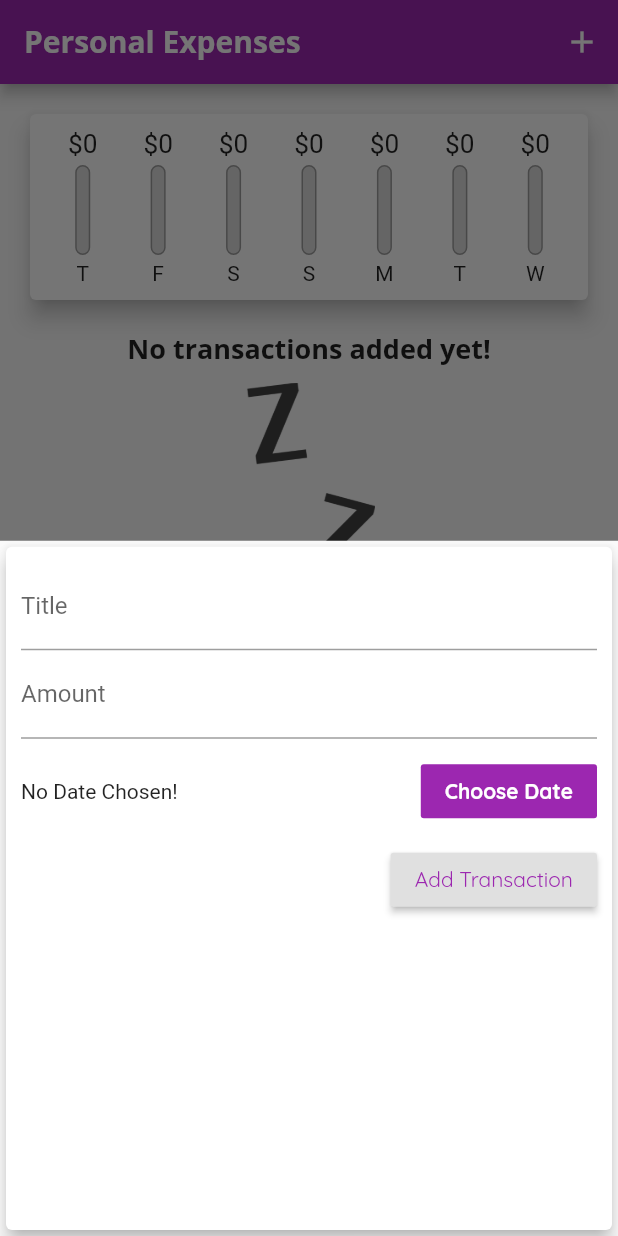
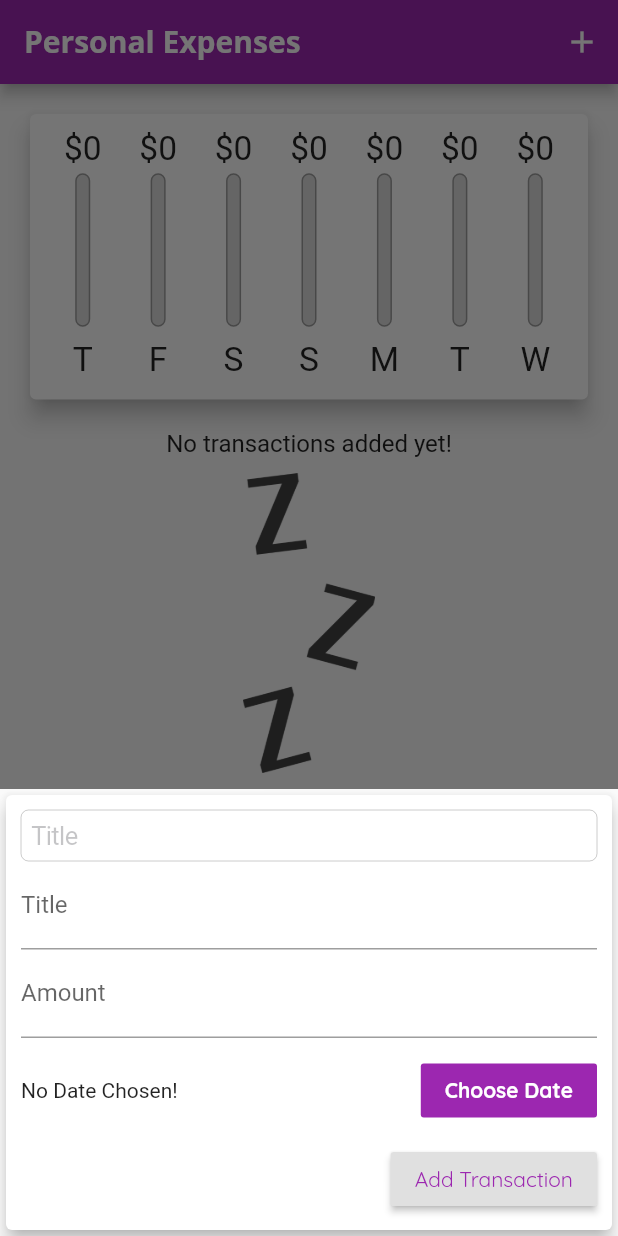
Before and after one commit to markocalic1/personal_expenses_app, a Flutter app: the screen it shows after launch, after a tap on the "add" icon, on a phone screen of 412 x 824 dp. Run offline on Flutter 3.47's test engine with Material 2 defaults, Android fonts, the phone set to English and light mode, and no system bars.

Commit message:
last commit

```diff
--- a/lib/main.dart
+++ b/lib/main.dart
@@ -1,5 +1,9 @@
-import 'package:flutter/gestures.dart';
+import 'dart:io';
+
+import 'package:flutter/cupertino.dart';
 import 'package:flutter/material.dart';
+import 'package:flutter/services.dart';
+
 import 'package:personal_expenses_app/widgets/chart.dart';
 import 'package:personal_expenses_app/widgets/new_transaction.dart';
 
@@ -9,11 +13,21 @@ import './widgets/chart.dart';
 
 import './models/transaction.dart';
 
-void main() => runApp(MyApp());
+void main() {
+  // WidgetsFlutterBinding.ensureInitialized();
+  // SystemChrome.setPreferredOrientations(
+  //     [DeviceOrientation.portraitUp, DeviceOrientation.portraitDown]);
+  runApp(MyApp());
+}
 
 class MyApp extends StatelessWidget {
   @override
   Widget build(BuildContext context) {
+    final TextTheme textTheme;
+    textTheme = ThemeData.light().textTheme.copyWith(
+          button: TextStyle(color: Colors.white),
+        );
+
     return MaterialApp(
       title: 'Personal Expenses',
       theme: ThemeData(
@@ -21,14 +35,7 @@ class MyApp extends StatelessWidget {
           accentColor: Colors.amber,
           errorColor: Colors.red,
           fontFamily: 'QuickSand',
-          textTheme: ThemeData.light().textTheme.copyWith(
-                title: TextStyle(
-                  fontFamily: 'OpenSans',
-                  fontSize: 18,
-                  fontWeight: FontWeight.bold,
-                ),
-                button: TextStyle(color: Colors.white),
-              ),
+          textTheme: textTheme,
           appBarTheme: AppBarTheme(
               titleTextStyle: TextStyle(
                   fontFamily: 'OpenSans',
@@ -56,6 +63,8 @@ class _MyHomePageState extends State<MyHomePage> {
     //     amount: 16.53,
     //     date: DateTime.now()),
   ];
+
+  bool _showChart = false;
 
   List<Transaction> get _recentTransactions {
     return _userTransactions.where((tx) {
@@ -99,10 +108,64 @@ class _MyHomePageState extends State<MyHomePage> {
     });
   }
 
-  @override
-  Widget build(BuildContext context) {
-    return Scaffold(
-      appBar: AppBar(
+  List<Widget> _buildLandscapeContent(
+      MediaQueryData mediaQuery, double appBarSize, Widget txListWidget) {
+    return [
+      Row(
+        mainAxisAlignment: MainAxisAlignment.center,
+        children: <Widget>[
+          Text(
+            'Show Chart',
+            style: Theme.of(context).textTheme.titleMedium,
+          ),
+          Switch.adaptive(
+            activeColor: Theme.of(context).accentColor,
+            value: _showChart,
+            onChanged: (val) {
+              setState(() {
+                _showChart = val;
+              });
+            },
+          )
+        ],
+      ),
+      _showChart
+          ? Container(
+              height: (mediaQuery.size.height -
+                      appBarSize -
+                      mediaQuery.padding.top) *
+                  0.7,
+              child: Chart(_recentTransactions),
+            )
+          : txListWidget
+    ];
+  }
+
+  List<Widget> _buildPortraitContent(
+      MediaQueryData mediaQuery, double appBarSize, Widget txListWidget) {
+    return [
+      Container(
+        height: (mediaQuery.size.height - appBarSize - mediaQuery.padding.top) *
+            0.3,
+        child: Chart(_recentTransactions),
+      ),
+      txListWidget
+    ];
+  }
+
+  Widget _buildAppBar() {
+    return Platform.isIOS
+        ? CupertinoNavigationBar(
+            middle: Text(
+              'Personal Expenses',
+            ),
+            trailing: Row(mainAxisSize: MainAxisSize.min, children: <Widget>[
+              GestureDetector(
+                  onTap: () => _startAddNewTransaction(context),
+                  child: Icon(CupertinoIcons.add)),
+            ]),
+          )
+        : AppBar(
             title: Text(
               'Personal Expenses',
             ),
@@ -111,22 +174,53 @@ class _MyHomePageState extends State<MyHomePage> {
                   onPressed: () => _startAddNewTransaction(context),
                   icon: Icon(Icons.add))
             ],
-      ),
-      body: SingleChildScrollView(
+          );
+  }
+
+  @override
+  Widget build(BuildContext context) {
+    final mediaQuery = MediaQuery.of(context);
+
+    final isLandscape = mediaQuery.orientation == Orientation.landscape;
+
+    final PreferredSizeWidget appBar = _buildAppBar() as PreferredSizeWidget;
+
+    final appBarSize = appBar.preferredSize.height;
+
+    final txListWidget = Container(
+        height: (mediaQuery.size.height - appBarSize - mediaQuery.padding.top) *
+            0.7,
+        child: TransactionList(_userTransactions, _deleteTransaction));
+    final pageBody = SafeArea(
+        child: SingleChildScrollView(
       child: Column(
         // mainAxisAlignment: MainAxisAlignment.spaceAround,
         crossAxisAlignment: CrossAxisAlignment.stretch,
         children: <Widget>[
-            Chart(_recentTransactions),
-            TransactionList(_userTransactions, _deleteTransaction),
+          if (isLandscape)
+            ..._buildLandscapeContent(mediaQuery, appBarSize, txListWidget),
+          if (!isLandscape)
+            ..._buildPortraitContent(mediaQuery, appBarSize, txListWidget),
         ],
       ),
-      ),
+    ));
+    if (Platform.isIOS) {
+      return CupertinoPageScaffold(
+        child: pageBody,
+        navigationBar: appBar,
+      );
+    } else {
+      return Scaffold(
+        appBar: appBar,
+        body: pageBody,
         floatingActionButtonLocation: FloatingActionButtonLocation.centerFloat,
-      floatingActionButton: FloatingActionButton(
+        floatingActionButton: Platform.isIOS
+            ? Container()
+            : FloatingActionButton(
                 child: Icon(Icons.add),
                 onPressed: () => _startAddNewTransaction(context),
               ),
       );
     }
   }
+}
--- /dev/null
+++ b/lib/widgets/adaptive_flat_button.dart
@@ -0,0 +1,30 @@
+import 'dart:io';
+import 'package:flutter/material.dart';
+import 'package:flutter/cupertino.dart';
+
+class AdaptiveFlatButton extends StatelessWidget {
+  final String _text;
+  final VoidCallback _handler;
+
+  AdaptiveFlatButton(this._text, this._handler);
+
+  @override
+  Widget build(BuildContext context) {
+    return Platform.isIOS
+        ? CupertinoButton(
+            child: Text(
+              _text,
+              style: TextStyle(fontWeight: FontWeight.bold),
+            ),
+            onPressed: _handler)
+        : FlatButton(
+            color: Theme.of(context).primaryColor,
+            textColor: Theme.of(context).textTheme.button!.color,
+            child: Text(
+              _text,
+              style: TextStyle(fontWeight: FontWeight.bold),
+            ),
+            onPressed: _handler,
+          );
+  }
+}
--- a/lib/widgets/chart.dart
+++ b/lib/widgets/chart.dart
@@ -42,7 +42,8 @@ class Chart extends StatelessWidget {
   @override
   Widget build(BuildContext context) {
     // print(groupedTransactionValues);
-    return Card(
+    return Container(
+      child: Card(
         elevation: 6,
         margin: EdgeInsets.all(20),
         child: Padding(
@@ -62,6 +63,7 @@ class Chart extends StatelessWidget {
             }).toList(),
           ),
         ),
+      ),
     );
   }
 }
--- a/lib/widgets/chart_bar.dart
+++ b/lib/widgets/chart_bar.dart
@@ -5,21 +5,23 @@ class ChartBar extends StatelessWidget {
   final double spendingAmount;
   final double spendingPctOfTotal;
 
-  ChartBar(this.label, this.spendingAmount, this.spendingPctOfTotal);
+  const ChartBar(this.label, this.spendingAmount, this.spendingPctOfTotal);
 
   @override
   Widget build(BuildContext context) {
+    return LayoutBuilder(
+      builder: ((context, constraints) {
         return Column(
           children: <Widget>[
             Container(
-            height: 20,
+                height: constraints.maxHeight * 0.15,
                 child: FittedBox(
                     child: Text('\$${spendingAmount.toStringAsFixed(0)}'))),
             SizedBox(
               height: 4,
             ),
             Container(
-          height: 60,
+              height: constraints.maxHeight * 0.6,
               width: 10,
               child: Stack(
                 children: <Widget>[
@@ -43,10 +45,14 @@ class ChartBar extends StatelessWidget {
               ),
             ),
             SizedBox(
-          height: 4,
+              height: constraints.maxHeight * 0.05,
             ),
-        Text(label),
+            Container(
+                height: constraints.maxHeight * 0.15,
+                child: FittedBox(child: Text(label))),
           ],
+        );
+      }),
     );
   }
 }
--- a/lib/widgets/new_transaction.dart
+++ b/lib/widgets/new_transaction.dart
@@ -1,5 +1,9 @@
+import 'dart:io';
+
+import 'package:flutter/cupertino.dart';
 import 'package:flutter/material.dart';
 import 'package:intl/intl.dart';
+import 'package:personal_expenses_app/widgets/adaptive_flat_button.dart';
 
 class NewTransaction extends StatefulWidget {
   final Function addTx;
@@ -52,13 +56,21 @@ class _NewTransactionState extends State<NewTransaction> {
 
   @override
   Widget build(BuildContext context) {
-    return Card(
+    return SingleChildScrollView(
+      child: Card(
         elevation: 5,
         child: Container(
-        padding: EdgeInsets.all(10),
+          padding: EdgeInsets.only(
+              top: 10,
+              right: 10,
+              left: 10,
+              bottom: MediaQuery.of(context).viewInsets.bottom + 10),
           child: Column(
               crossAxisAlignment: CrossAxisAlignment.end,
               children: <Widget>[
+                CupertinoTextField(
+                  placeholder: 'Title',
+                ),
                 TextField(
                   decoration: InputDecoration(labelText: 'Title'),
                   controller: _titleController,
@@ -83,15 +95,7 @@ class _NewTransactionState extends State<NewTransaction> {
                               : 'PickedDate: ${DateFormat.yMd().format(_selectedDate!)}',
                         ),
                       ),
-                    FlatButton(
-                      color: Theme.of(context).primaryColor,
-                      textColor: Theme.of(context).textTheme.button!.color,
-                      child: Text(
-                        'Choose Date',
-                        style: TextStyle(fontWeight: FontWeight.bold),
-                      ),
-                      onPressed: _presentDatePicker,
-                    )
+                      AdaptiveFlatButton('Choose Date', _presentDatePicker),
                     ],
                   ),
                 ),
@@ -102,6 +106,7 @@ class _NewTransactionState extends State<NewTransaction> {
                 ),
               ]),
         ),
+      ),
     );
   }
 }
--- a/lib/widgets/transaction_list.dart
+++ b/lib/widgets/transaction_list.dart
@@ -2,6 +2,7 @@ import 'package:flutter/material.dart';
 import 'package:intl/intl.dart';
 
 import '../models/transaction.dart';
+import '../widgets/transaction_item.dart';
 
 class TransactionList extends StatelessWidget {
   final List<Transaction> transactions;
@@ -10,16 +11,15 @@ class TransactionList extends StatelessWidget {
 
   @override
   Widget build(BuildContext context) {
-    return Container(
-      height: 400,
-      child: transactions.isEmpty
-          ? Column(
+    return transactions.isEmpty
+        ? LayoutBuilder(builder: ((context, constraints) {
+            return Column(
               children: <Widget>[
                 Text(
                   'No transactions added yet!',
-                  style: Theme.of(context).textTheme.title,
+                  style: Theme.of(context).textTheme.titleMedium,
                 ),
-                SizedBox(
+                const SizedBox(
                   height: 10,
                 ),
                 Container(
@@ -29,41 +29,13 @@ class TransactionList extends StatelessWidget {
                       fit: BoxFit.cover,
                     ))
               ],
-            )
-          : ListView.builder(
-              itemBuilder: (ctx, index) {
-                return Card(
-                  elevation: 5,
-                  margin: EdgeInsets.symmetric(
-                    vertical: 8,
-                    horizontal: 5,
-                  ),
-                  child: ListTile(
-                    leading: CircleAvatar(
-                      radius: 30,
-                      child: Padding(
-                        padding: const EdgeInsets.all(6.0),
-                        child: FittedBox(
-                            child: Text('\$${transactions[index].amount}')),
-                      ),
-                    ),
-                    title: Text(
-                      transactions[index].title,
-                      style: Theme.of(context).textTheme.title,
-                    ),
-                    subtitle: Text(
-                      DateFormat.yMMMd().format(transactions[index].date),
-                    ),
-                    trailing: IconButton(
-                      icon: Icon(Icons.delete),
-                      color: Theme.of(context).errorColor,
-                      onPressed: () => deleteTx(transactions[index].id),
-                    ),
-                  ),
-                );
-              },
-              itemCount: transactions.length,
-            ),
-    );
+            );
+          }))
+        : ListView(
+            children: transactions
+                .map((tx) => TransactionItem(
+                    key: ValueKey(tx.id), transaction: tx, deleteTx: deleteTx))
+                .toList(),
+          );
   }
 }
```
Also changed, not shown: lib/widgets/transaction_item.dart (added, +76 -0 lines), pubspec.lock, 2 other files. Lines whose indentation alone changed are shown as unchanged.
